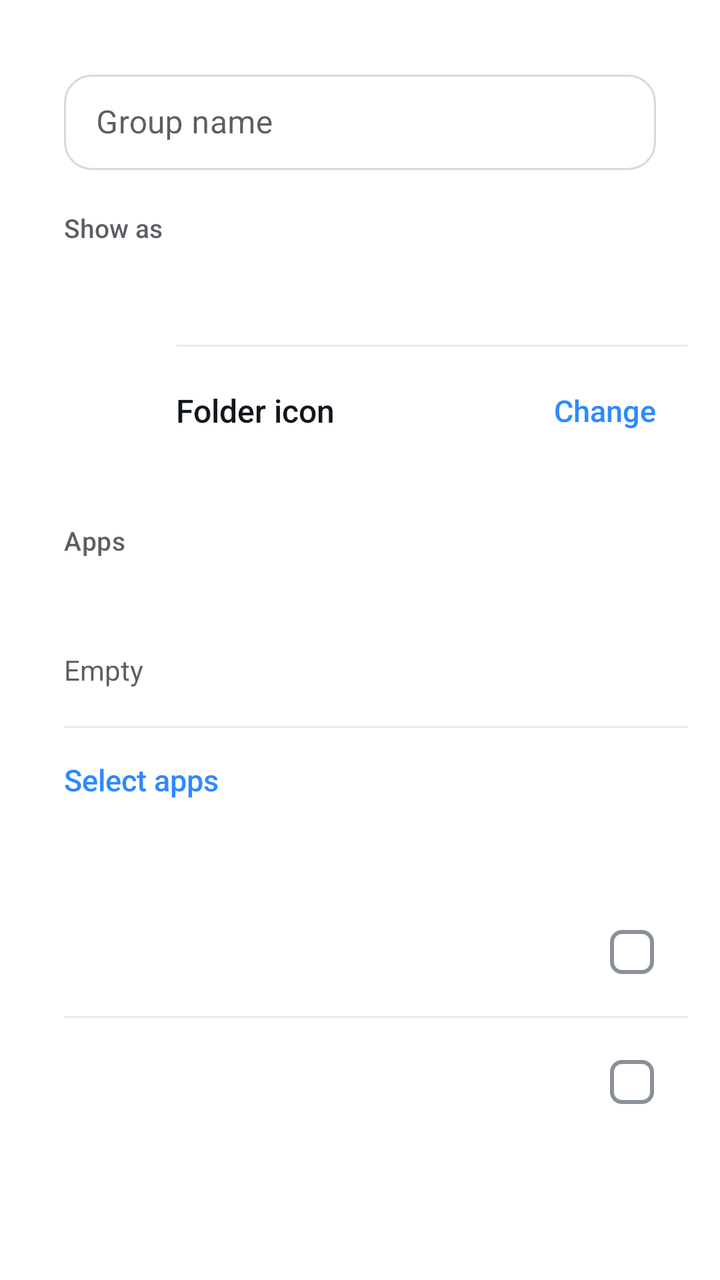
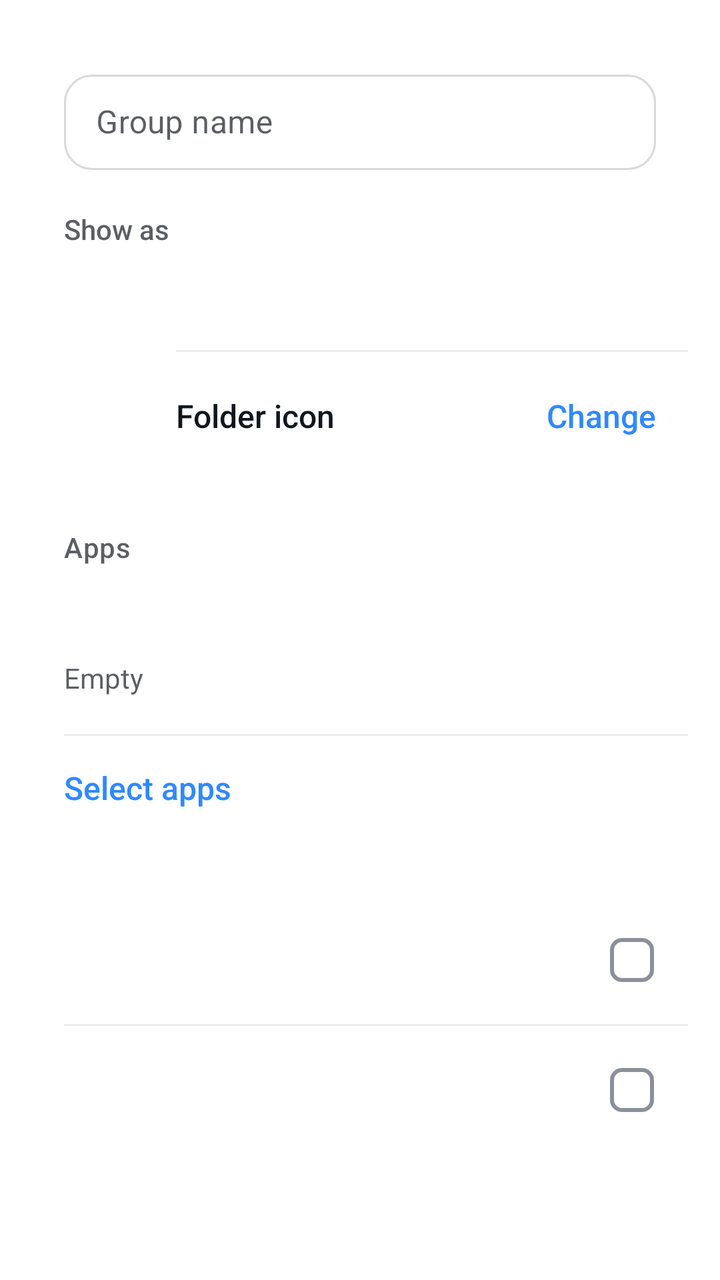

An Android layout rendered at two revisions. The XML below is the earlier revision; the diff shows what the commit changed to produce the second picture.
<!-- AndroidManifest.xml: application theme Theme.Supernova -->
<!-- res/layout/page_group_edit.xml -->
<?xml version="1.0" encoding="utf-8"?>
<androidx.core.widget.NestedScrollView xmlns:android="http://schemas.android.com/apk/res/android"
    xmlns:app="http://schemas.android.com/apk/res-auto"
    android:layout_width="match_parent"
    android:layout_height="match_parent"
    android:clipToPadding="false"
    android:fillViewport="false">

    
    <LinearLayout
        android:id="@+id/groupEditContent"
        android:layout_width="match_parent"
        android:layout_height="wrap_content"
        android:focusable="true"
        android:focusableInTouchMode="true"
        android:orientation="vertical"
        android:paddingHorizontal="16dp"
        android:paddingTop="16dp"
        android:paddingBottom="24dp">

        <LinearLayout
            android:id="@+id/groupMainCard"
            android:layout_width="match_parent"
            android:layout_height="wrap_content"
            android:background="@drawable/bg_settings_card"
            android:orientation="vertical">

            <com.google.android.material.textfield.TextInputLayout
                android:layout_width="match_parent"
                android:layout_height="wrap_content"
                android:layout_marginHorizontal="16dp"
                android:layout_marginTop="16dp"
                android:hint="@string/group_name">

                <com.google.android.material.textfield.TextInputEditText
                    android:id="@+id/groupNameField"
                    android:layout_width="match_parent"
                    android:layout_height="wrap_content"
                    android:imeOptions="actionDone"
                    android:importantForAutofill="no"
                    android:inputType="text"
                    android:maxLength="@integer/label_max_length"
                    android:maxLines="1" />
            </com.google.android.material.textfield.TextInputLayout>

            <TextView
                android:layout_width="match_parent"
                android:layout_height="wrap_content"
                android:layout_marginHorizontal="16dp"
                android:layout_marginTop="20dp"
                android:fontFamily="sans-serif-medium"
                android:text="@string/group_show_as"
                android:textColor="@color/textSecondary"
                android:textSize="13sp" />

            <com.google.android.material.button.MaterialButtonToggleGroup
                android:id="@+id/groupType"
                android:layout_width="match_parent"
                android:layout_height="wrap_content"
                android:layout_marginHorizontal="16dp"
                android:layout_marginTop="8dp"
                app:selectionRequired="true"
                app:singleSelection="true">

                <Button
                    android:id="@+id/groupTypeTab"
                    style="@style/Widget.Supernova.Button.Segment"
                    android:layout_width="0dp"
                    android:layout_height="wrap_content"
                    android:layout_weight="1"
                    android:text="@string/group_type_tab" />

                <Button
                    android:id="@+id/groupTypeFolder"
                    style="@style/Widget.Supernova.Button.Segment"
                    android:layout_width="0dp"
                    android:layout_height="wrap_content"
                    android:layout_weight="1"
                    android:text="@string/folder" />
            </com.google.android.material.button.MaterialButtonToggleGroup>

            <TextView
                android:id="@+id/groupTypeHint"
                android:layout_width="match_parent"
                android:layout_height="wrap_content"
                android:layout_marginHorizontal="16dp"
                android:layout_marginTop="8dp"
                android:layout_marginBottom="16dp"
                android:textColor="@color/textSecondary"
                android:textSize="13sp" />

            
            <LinearLayout
                android:id="@+id/groupIconRow"
                android:layout_width="match_parent"
                android:layout_height="wrap_content"
                android:orientation="vertical">

                <View
                    android:layout_width="match_parent"
                    android:layout_height="1dp"
                    android:layout_marginStart="72dp"
                    android:background="@color/settingsDivider" />

                <LinearLayout
                    android:id="@+id/groupIconButton"
                    android:layout_width="match_parent"
                    android:layout_height="wrap_content"
                    android:foreground="?attr/selectableItemBackground"
                    android:gravity="center_vertical"
                    android:minHeight="64dp"
                    android:orientation="horizontal"
                    android:paddingHorizontal="16dp">

                    <ImageView
                        android:id="@+id/groupIconPreview"
                        android:layout_width="40dp"
                        android:layout_height="40dp"
                        android:importantForAccessibility="no" />

                    <TextView
                        android:layout_width="0dp"
                        android:layout_height="wrap_content"
                        android:layout_marginStart="16dp"
                        android:layout_weight="1"
                        android:fontFamily="sans-serif-medium"
                        android:text="@string/group_folder_icon"
                        android:textColor="@color/textPrimary"
                        android:textSize="16sp" />

                    <TextView
                        android:layout_width="wrap_content"
                        android:layout_height="wrap_content"
                        android:layout_marginStart="16dp"
                        android:fontFamily="sans-serif-medium"
                        android:text="@string/group_folder_icon_change"
                        android:textColor="?attr/colorAccentOnRaised"
                        android:textSize="15sp" />
                </LinearLayout>
            </LinearLayout>
        </LinearLayout>

        
        <LinearLayout
            android:layout_width="match_parent"
            android:layout_height="wrap_content"
            android:orientation="horizontal"
            android:paddingHorizontal="16dp"
            android:paddingTop="24dp"
            android:paddingBottom="8dp">

            <TextView
                android:layout_width="0dp"
                android:layout_height="wrap_content"
                android:layout_weight="1"
                android:fontFamily="sans-serif-medium"
                android:letterSpacing="0.015"
                android:text="@string/picker_tab_apps"
                android:textColor="@color/textSecondary"
                android:textSize="13sp" />

            <TextView
                android:id="@+id/groupAppsCount"
                android:layout_width="wrap_content"
                android:layout_height="wrap_content"
                android:fontFamily="sans-serif-medium"
                android:textColor="@color/textSecondary"
                android:textSize="13sp" />
        </LinearLayout>

        <LinearLayout
            android:id="@+id/groupAppsCard"
            android:layout_width="match_parent"
            android:layout_height="wrap_content"
            android:background="@drawable/bg_settings_card"
            android:orientation="vertical">

            <GridLayout
                android:id="@+id/groupApps"
                android:layout_width="match_parent"
                android:layout_height="wrap_content"
                android:columnCount="4"
                android:foreground="?attr/selectableItemBackground"
                android:paddingHorizontal="8dp"
                android:paddingTop="16dp"
                android:paddingBottom="4dp" />

            <TextView
                android:id="@+id/groupAppsEmpty"
                android:layout_width="match_parent"
                android:layout_height="wrap_content"
                android:gravity="center_vertical"
                android:minHeight="56dp"
                android:paddingHorizontal="16dp"
                android:text="@string/group_empty"
                android:textColor="@color/textSecondary"
                android:textSize="14sp" />

            <View
                android:layout_width="match_parent"
                android:layout_height="1dp"
                android:layout_marginStart="16dp"
                android:background="@color/settingsDivider" />

            <TextView
                android:id="@+id/groupSelectApps"
                android:layout_width="match_parent"
                android:layout_height="wrap_content"
                android:fontFamily="sans-serif-medium"
                android:foreground="?attr/selectableItemBackground"
                android:gravity="center_vertical"
                android:minHeight="52dp"
                android:paddingHorizontal="16dp"
                android:text="@string/edit_group_apps"
                android:textColor="?attr/colorAccentOnRaised"
                android:textSize="15sp" />
        </LinearLayout>

        <LinearLayout
            android:id="@+id/groupOptionsCard"
            android:layout_width="match_parent"
            android:layout_height="wrap_content"
            android:layout_marginTop="24dp"
            android:background="@drawable/bg_settings_card"
            android:orientation="vertical"
            android:paddingVertical="4dp">

            <include
                android:id="@+id/groupKeep"
                layout="@layout/item_setting_toggle" />

            <View
                android:id="@+id/groupDefaultDivider"
                android:layout_width="match_parent"
                android:layout_height="1dp"
                android:layout_marginStart="16dp"
                android:background="@color/settingsDivider" />

            <include
                android:id="@+id/groupDefault"
                layout="@layout/item_setting_toggle" />
        </LinearLayout>

        <TextView
            android:id="@+id/groupDelete"
            android:layout_width="match_parent"
            android:layout_height="wrap_content"
            android:layout_marginTop="24dp"
            android:background="@drawable/bg_settings_card"
            android:fontFamily="sans-serif-medium"
            android:foreground="?attr/selectableItemBackground"
            android:gravity="center"
            android:minHeight="56dp"
            android:textColor="@color/accentRedText"
            android:textSize="15sp" />
    </LinearLayout>
</androidx.core.widget.NestedScrollView>
<!-- res/layout/item_setting_toggle.xml (included above) -->
<?xml version="1.0" encoding="utf-8"?>
<LinearLayout xmlns:android="http://schemas.android.com/apk/res/android"
    android:layout_width="match_parent"
    android:layout_height="wrap_content"
    android:foreground="?attr/selectableItemBackground"
    android:gravity="center_vertical"
    android:minHeight="56dp"
    android:orientation="horizontal"
    android:paddingVertical="8dp"
    android:paddingStart="16dp"
    android:paddingEnd="4dp">

    <LinearLayout
        android:layout_width="0dp"
        android:layout_height="wrap_content"
        android:layout_weight="1"
        android:orientation="vertical">

        <TextView
            android:id="@+id/settingTitle"
            android:layout_width="match_parent"
            android:layout_height="wrap_content"
            android:fontFamily="sans-serif-medium"
            android:textColor="@color/textPrimary"
            android:textSize="16sp" />

        
        <TextView
            android:id="@+id/settingSubtitle"
            android:layout_width="match_parent"
            android:layout_height="wrap_content"
            android:layout_marginTop="2dp"
            android:textColor="@color/textSecondary"
            android:textSize="13sp"
            android:visibility="gone" />
    </LinearLayout>

    
    <com.google.android.material.checkbox.MaterialCheckBox
        android:id="@+id/settingSwitch"
        android:layout_width="48dp"
        android:layout_height="48dp"
        android:layout_marginStart="16dp"
        android:clickable="false"
        android:focusable="false"
        android:minWidth="48dp" />
</LinearLayout>
<!-- resources referenced by this layout -->
<resources>
  <string name="folder">Folder</string>
  <style name="Widget.Supernova.Button.Segment" parent="Widget.MaterialComponents.Button.OutlinedButton">
          <item name="android:textAllCaps">false</item>
          <item name="android:textSize">14sp</item>
          <item name="android:fontFamily">sans-serif-medium</item>
          <item name="android:letterSpacing">0</item>
          <item name="android:minHeight">40dp</item>
          <item name="android:insetTop">0dp</item>
          <item name="android:insetBottom">0dp</item>
          <item name="android:paddingStart">14dp</item>
          <item name="android:paddingEnd">14dp</item>
          <item name="android:maxLines">1</item>
          <item name="cornerRadius">20dp</item>
          <item name="strokeColor">@color/textInputStroke</item>
          <item name="strokeWidth">1dp</item>
          <item name="backgroundTint">@color/segment_background</item>
          <item name="android:textColor">@color/segment_text</item>
      </style>
  <color name="accentRed">#E53935</color>
  <color name="surface">#FFFFFF</color>
  <color name="accent">#2E89FF</color>
  <style name="Widget.Supernova.Button" parent="Widget.MaterialComponents.Button">
          <item name="android:textAllCaps">false</item>
          <item name="android:textSize">15sp</item>
          <item name="android:fontFamily">sans-serif-medium</item>
          <item name="android:letterSpacing">0</item>
          <item name="android:minHeight">44dp</item>
          <item name="android:paddingStart">22dp</item>
          <item name="android:paddingEnd">22dp</item>
          <item name="cornerRadius">22dp</item>
          <item name="elevation">0dp</item>
          <item name="android:stateListAnimator">@null</item>
      </style>
  <style name="Widget.Supernova.Button.Text" parent="Widget.MaterialComponents.Button.TextButton">
          <item name="android:textAllCaps">false</item>
          <item name="android:textSize">15sp</item>
          <item name="android:fontFamily">sans-serif-medium</item>
          <item name="android:letterSpacing">0</item>
          <item name="android:minHeight">44dp</item>
          <item name="android:paddingStart">16dp</item>
          <item name="android:paddingEnd">16dp</item>
          <item name="cornerRadius">22dp</item>
      </style>
  <color name="onAccent">#FFFFFFFF</color>
  <color name="accentBlue">#2E89FF</color>
  <color name="raised">#FFFFFF</color>
  <style name="TextAppearance.Supernova.DialogTitle" parent="MaterialAlertDialog.MaterialComponents.Title.Text">
          <item name="android:textColor">@color/textPrimary</item>
          <item name="android:textSize">22sp</item>
          <item name="android:fontFamily">sans-serif-medium</item>
      </style>
  <style name="TextAppearance.Supernova.DialogBody" parent="MaterialAlertDialog.MaterialComponents.Body.Text">
          <item name="android:textColor">@color/textSecondary</item>
          <item name="android:textSize">15sp</item>
          <item name="android:lineSpacingMultiplier">1.15</item>
      </style>
  <style name="Widget.Supernova.Button.Dialog" parent="Widget.MaterialComponents.Button.TextButton.Dialog">
          <item name="android:textAllCaps">false</item>
          <item name="android:textColor">?attr/colorAccentOnRaised</item>
          <item name="android:textSize">15sp</item>
          <item name="android:fontFamily">sans-serif-medium</item>
          <item name="android:letterSpacing">0</item>
          <item name="android:minHeight">44dp</item>
          <item name="cornerRadius">22dp</item>
      </style>
  <!-- unchanged entries left out for length: 31 -->
</resources>

<!-- the commit's change to res/layout/page_group_edit.xml (unified diff, before → after) -->
@@ -14,9 +14,9 @@
         android:focusable="true"
         android:focusableInTouchMode="true"
         android:orientation="vertical"
-        android:paddingHorizontal="16dp"
-        android:paddingTop="16dp"
-        android:paddingBottom="24dp">
+        android:paddingHorizontal="@dimen/space_md"
+        android:paddingTop="@dimen/space_md"
+        android:paddingBottom="@dimen/space_lg">
 
         <LinearLayout
             android:id="@+id/groupMainCard"
@@ -28,8 +28,8 @@
             <com.google.android.material.textfield.TextInputLayout
                 android:layout_width="match_parent"
                 android:layout_height="wrap_content"
-                android:layout_marginHorizontal="16dp"
-                android:layout_marginTop="16dp"
+                android:layout_marginHorizontal="@dimen/space_md"
+                android:layout_marginTop="@dimen/space_md"
                 android:hint="@string/group_name">
 
                 <com.google.android.material.textfield.TextInputEditText
@@ -46,19 +46,19 @@
             <TextView
                 android:layout_width="match_parent"
                 android:layout_height="wrap_content"
-                android:layout_marginHorizontal="16dp"
-                android:layout_marginTop="20dp"
+                android:layout_marginHorizontal="@dimen/space_md"
+                android:layout_marginTop="@dimen/space_ml"
                 android:fontFamily="sans-serif-medium"
                 android:text="@string/group_show_as"
                 android:textColor="@color/textSecondary"
-                android:textSize="13sp" />
+                android:textSize="@dimen/text_secondary" />
 
             <com.google.android.material.button.MaterialButtonToggleGroup
                 android:id="@+id/groupType"
                 android:layout_width="match_parent"
                 android:layout_height="wrap_content"
-                android:layout_marginHorizontal="16dp"
-                android:layout_marginTop="8dp"
+                android:layout_marginHorizontal="@dimen/space_md"
+                android:layout_marginTop="@dimen/space_sm"
                 app:selectionRequired="true"
                 app:singleSelection="true">
 
@@ -83,11 +83,11 @@
                 android:id="@+id/groupTypeHint"
                 android:layout_width="match_parent"
                 android:layout_height="wrap_content"
-                android:layout_marginHorizontal="16dp"
-                android:layout_marginTop="8dp"
-                android:layout_marginBottom="16dp"
-                android:textColor="@color/textSecondary"
-                android:textSize="13sp" />
+                android:layout_marginHorizontal="@dimen/space_md"
+                android:layout_marginTop="@dimen/space_sm"
+                android:layout_marginBottom="@dimen/space_md"
+                android:textColor="@color/textSecondary"
+                android:textSize="@dimen/text_secondary" />
 
             
             <LinearLayout
@@ -110,7 +110,7 @@
                     android:gravity="center_vertical"
                     android:minHeight="64dp"
                     android:orientation="horizontal"
-                    android:paddingHorizontal="16dp">
+                    android:paddingHorizontal="@dimen/space_md">
 
                     <ImageView
                         android:id="@+id/groupIconPreview"
@@ -121,21 +121,21 @@
                     <TextView
                         android:layout_width="0dp"
                         android:layout_height="wrap_content"
-                        android:layout_marginStart="16dp"
+                        android:layout_marginStart="@dimen/space_md"
                         android:layout_weight="1"
                         android:fontFamily="sans-serif-medium"
                         android:text="@string/group_folder_icon"
                         android:textColor="@color/textPrimary"
-                        android:textSize="16sp" />
+                        android:textSize="@dimen/text_body" />
 
                     <TextView
                         android:layout_width="wrap_content"
                         android:layout_height="wrap_content"
-                        android:layout_marginStart="16dp"
+                        android:layout_marginStart="@dimen/space_md"
                         android:fontFamily="sans-serif-medium"
                         android:text="@string/group_folder_icon_change"
                         android:textColor="?attr/colorAccentOnRaised"
-                        android:textSize="15sp" />
+                        android:textSize="@dimen/text_body" />
                 </LinearLayout>
             </LinearLayout>
         </LinearLayout>
@@ -145,9 +145,9 @@
             android:layout_width="match_parent"
             android:layout_height="wrap_content"
             android:orientation="horizontal"
-            android:paddingHorizontal="16dp"
-            android:paddingTop="24dp"
-            android:paddingBottom="8dp">
+            android:paddingHorizontal="@dimen/space_md"
+            android:paddingTop="@dimen/space_lg"
+            android:paddingBottom="@dimen/space_sm">
 
             <TextView
                 android:layout_width="0dp"
@@ -157,7 +157,7 @@
                 android:letterSpacing="0.015"
                 android:text="@string/picker_tab_apps"
                 android:textColor="@color/textSecondary"
-                android:textSize="13sp" />
+                android:textSize="@dimen/text_secondary" />
 
             <TextView
                 android:id="@+id/groupAppsCount"
@@ -165,7 +165,7 @@
                 android:layout_height="wrap_content"
                 android:fontFamily="sans-serif-medium"
                 android:textColor="@color/textSecondary"
-                android:textSize="13sp" />
+                android:textSize="@dimen/text_secondary" />
         </LinearLayout>
 
         <LinearLayout
@@ -181,9 +181,9 @@
                 android:layout_height="wrap_content"
                 android:columnCount="4"
                 android:foreground="?attr/selectableItemBackground"
-                android:paddingHorizontal="8dp"
-                android:paddingTop="16dp"
-                android:paddingBottom="4dp" />
+                android:paddingHorizontal="@dimen/space_sm"
+                android:paddingTop="@dimen/space_md"
+                android:paddingBottom="@dimen/space_xs" />
 
             <TextView
                 android:id="@+id/groupAppsEmpty"
@@ -191,15 +191,15 @@
                 android:layout_height="wrap_content"
                 android:gravity="center_vertical"
                 android:minHeight="56dp"
-                android:paddingHorizontal="16dp"
+                android:paddingHorizontal="@dimen/space_md"
                 android:text="@string/group_empty"
                 android:textColor="@color/textSecondary"
-                android:textSize="14sp" />
+                android:textSize="@dimen/text_secondary" />
 
             <View
                 android:layout_width="match_parent"
                 android:layout_height="1dp"
-                android:layout_marginStart="16dp"
+                android:layout_marginStart="@dimen/space_md"
                 android:background="@color/settingsDivider" />
 
             <TextView
@@ -210,20 +210,20 @@
                 android:foreground="?attr/selectableItemBackground"
                 android:gravity="center_vertical"
                 android:minHeight="52dp"
-                android:paddingHorizontal="16dp"
+                android:paddingHorizontal="@dimen/space_md"
                 android:text="@string/edit_group_apps"
                 android:textColor="?attr/colorAccentOnRaised"
-                android:textSize="15sp" />
+                android:textSize="@dimen/text_body" />
         </LinearLayout>
 
         <LinearLayout
             android:id="@+id/groupOptionsCard"
             android:layout_width="match_parent"
             android:layout_height="wrap_content"
-            android:layout_marginTop="24dp"
+            android:layout_marginTop="@dimen/space_lg"
             android:background="@drawable/bg_settings_card"
             android:orientation="vertical"
-            android:paddingVertical="4dp">
+            android:paddingVertical="@dimen/space_xs">
 
             <include
                 android:id="@+id/groupKeep"
@@ -233,7 +233,7 @@
                 android:id="@+id/groupDefaultDivider"
                 android:layout_width="match_parent"
                 android:layout_height="1dp"
-                android:layout_marginStart="16dp"
+                android:layout_marginStart="@dimen/space_md"
                 android:background="@color/settingsDivider" />
 
             <include
@@ -245,14 +245,14 @@
             android:id="@+id/groupDelete"
             android:layout_width="match_parent"
             android:layout_height="wrap_content"
-            android:layout_marginTop="24dp"
+            android:layout_marginTop="@dimen/space_lg"
             android:background="@drawable/bg_settings_card"
             android:fontFamily="sans-serif-medium"
             android:foreground="?attr/selectableItemBackground"
             android:gravity="center"
             android:minHeight="56dp"
             android:textColor="@color/accentRedText"
-            android:textSize="15sp" />
+            android:textSize="@dimen/text_body" />
     </LinearLayout>
 </androidx.core.widget.NestedScrollView>
 <!-- res/layout/item_setting_toggle.xml (included above) -->
@@ -264,9 +264,9 @@
     android:gravity="center_vertical"
     android:minHeight="56dp"
     android:orientation="horizontal"
-    android:paddingVertical="8dp"
-    android:paddingStart="16dp"
-    android:paddingEnd="4dp">
+    android:paddingVertical="@dimen/space_sm"
+    android:paddingStart="@dimen/space_md"
+    android:paddingEnd="@dimen/space_xs">
 
     <LinearLayout
         android:layout_width="0dp"
@@ -280,16 +280,16 @@
             android:layout_height="wrap_content"
             android:fontFamily="sans-serif-medium"
             android:textColor="@color/textPrimary"
-            android:textSize="16sp" />
+            android:textSize="@dimen/text_body" />
 
         
         <TextView
             android:id="@+id/settingSubtitle"
             android:layout_width="match_parent"
             android:layout_height="wrap_content"
-            android:layout_marginTop="2dp"
+            android:layout_marginTop="@dimen/space_xxs"
             android:textColor="@color/textSecondary"
-            android:textSize="13sp"
+            android:textSize="@dimen/text_secondary"
             android:visibility="gone" />
     </LinearLayout>
 
@@ -298,7 +298,7 @@
         android:id="@+id/settingSwitch"
         android:layout_width="48dp"
         android:layout_height="48dp"
-        android:layout_marginStart="16dp"
+        android:layout_marginStart="@dimen/space_md"
         android:clickable="false"
         android:focusable="false"
         android:minWidth="48dp" />
<!-- resource entries referenced after the edit -->
@@ -1,16 +1,24 @@
 <!-- resources referenced by this layout -->
 <resources>
+  <dimen name="space_lg">24dp</dimen>
+  <dimen name="space_md">16dp</dimen>
+  <dimen name="space_ml">20dp</dimen>
+  <dimen name="space_sm">8dp</dimen>
+  <dimen name="space_xs">4dp</dimen>
+  <dimen name="space_xxs">2dp</dimen>
+  <dimen name="text_body">16sp</dimen>
+  <dimen name="text_secondary">14sp</dimen>
   <string name="folder">Folder</string>
   <style name="Widget.Supernova.Button.Segment" parent="Widget.MaterialComponents.Button.OutlinedButton">
           <item name="android:textAllCaps">false</item>
-          <item name="android:textSize">14sp</item>
+          <item name="android:textSize">@dimen/text_secondary</item>
           <item name="android:fontFamily">sans-serif-medium</item>
           <item name="android:letterSpacing">0</item>
           <item name="android:minHeight">40dp</item>
           <item name="android:insetTop">0dp</item>
           <item name="android:insetBottom">0dp</item>
-          <item name="android:paddingStart">14dp</item>
-          <item name="android:paddingEnd">14dp</item>
+          <item name="android:paddingStart">@dimen/space_md</item>
+          <item name="android:paddingEnd">@dimen/space_md</item>
           <item name="android:maxLines">1</item>
           <item name="cornerRadius">20dp</item>
           <item name="strokeColor">@color/textInputStroke</item>
@@ -23,7 +31,7 @@
   <color name="accent">#2E89FF</color>
   <style name="Widget.Supernova.Button" parent="Widget.MaterialComponents.Button">
           <item name="android:textAllCaps">false</item>
-          <item name="android:textSize">15sp</item>
+          <item name="android:textSize">@dimen/text_body</item>
           <item name="android:fontFamily">sans-serif-medium</item>
           <item name="android:letterSpacing">0</item>
           <item name="android:minHeight">44dp</item>
@@ -35,12 +43,12 @@
       </style>
   <style name="Widget.Supernova.Button.Text" parent="Widget.MaterialComponents.Button.TextButton">
           <item name="android:textAllCaps">false</item>
-          <item name="android:textSize">15sp</item>
+          <item name="android:textSize">@dimen/text_body</item>
           <item name="android:fontFamily">sans-serif-medium</item>
           <item name="android:letterSpacing">0</item>
           <item name="android:minHeight">44dp</item>
-          <item name="android:paddingStart">16dp</item>
-          <item name="android:paddingEnd">16dp</item>
+          <item name="android:paddingStart">@dimen/space_md</item>
+          <item name="android:paddingEnd">@dimen/space_md</item>
           <item name="cornerRadius">22dp</item>
       </style>
   <color name="onAccent">#FFFFFFFF</color>
@@ -48,23 +56,24 @@
   <color name="raised">#FFFFFF</color>
   <style name="TextAppearance.Supernova.DialogTitle" parent="MaterialAlertDialog.MaterialComponents.Title.Text">
           <item name="android:textColor">@color/textPrimary</item>
-          <item name="android:textSize">22sp</item>
+          <item name="android:textSize">@dimen/text_headline</item>
           <item name="android:fontFamily">sans-serif-medium</item>
       </style>
   <style name="TextAppearance.Supernova.DialogBody" parent="MaterialAlertDialog.MaterialComponents.Body.Text">
           <item name="android:textColor">@color/textSecondary</item>
-          <item name="android:textSize">15sp</item>
+          <item name="android:textSize">@dimen/text_body</item>
           <item name="android:lineSpacingMultiplier">1.15</item>
       </style>
   <style name="Widget.Supernova.Button.Dialog" parent="Widget.MaterialComponents.Button.TextButton.Dialog">
           <item name="android:textAllCaps">false</item>
           <item name="android:textColor">?attr/colorAccentOnRaised</item>
-          <item name="android:textSize">15sp</item>
+          <item name="android:textSize">@dimen/text_body</item>
           <item name="android:fontFamily">sans-serif-medium</item>
           <item name="android:letterSpacing">0</item>
           <item name="android:minHeight">44dp</item>
           <item name="cornerRadius">22dp</item>
       </style>
+  <dimen name="text_headline">24sp</dimen>
   <!-- unchanged entries left out for length: 31 -->
 </resources>
 
